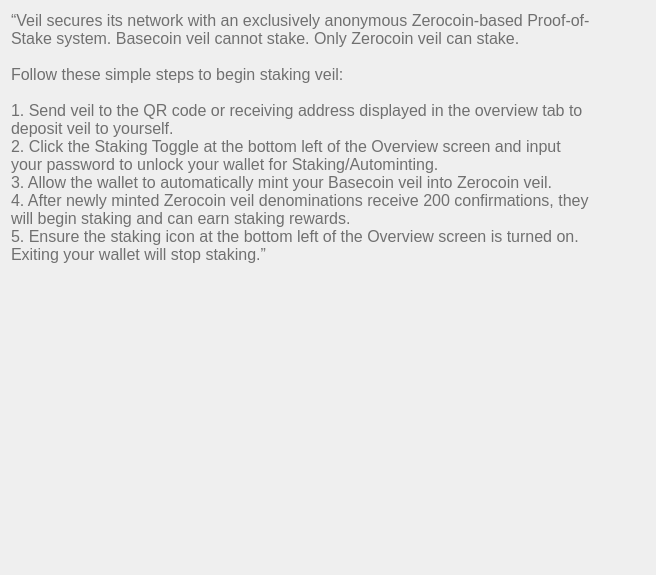
The window that src/qt/veil/forms/settingsfaq09.ui (Veil-Project/veil) describes before a commit, drawn with Qt 5.
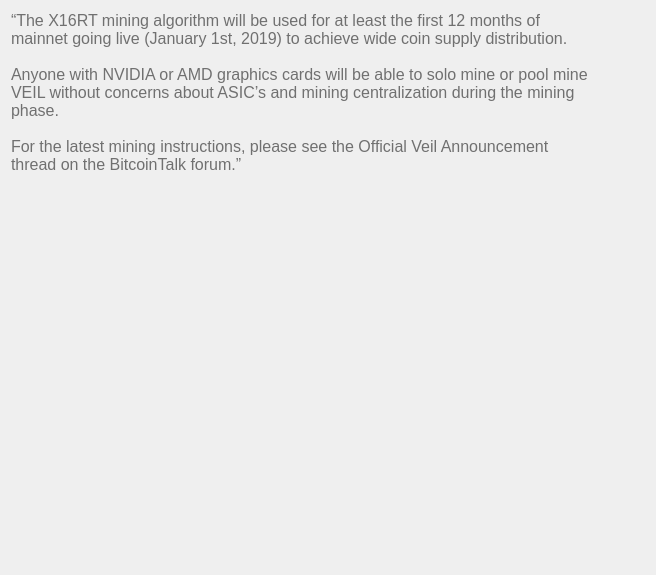
The same window after the commit.

The edit to the form file:
```diff
--- a/src/qt/veil/forms/settingsfaq09.ui
+++ b/src/qt/veil/forms/settingsfaq09.ui
@@ -33,15 +33,11 @@
       <string notr="true">font-weight:200;</string>
      </property>
      <property name="text">
-      <string>“Veil secures its network with an exclusively anonymous Zerocoin-based Proof-of-Stake system. Basecoin veil cannot stake. Only Zerocoin veil can stake.
+      <string>“The X16RT mining algorithm will be used for at least the first 12 months of mainnet going live (January 1st, 2019) to achieve wide coin supply distribution.
 
-Follow these simple steps to begin staking veil:
+Anyone with NVIDIA or AMD graphics cards will be able to solo mine or pool mine VEIL without concerns about ASIC’s and mining centralization during the mining phase.
 
-1. Send veil to the QR code or receiving address displayed in the overview tab to deposit veil to yourself.
-2. Click the Staking Toggle at the bottom left of the Overview screen and input your password to unlock your wallet for Staking/Autominting.
-3. Allow the wallet to automatically mint your Basecoin veil into Zerocoin veil.
-4. After newly minted Zerocoin veil denominations receive 200 confirmations, they will begin staking and can earn staking rewards.
-5. Ensure the staking icon at the bottom left of the Overview screen is turned on. Exiting your wallet will stop staking.”					</string>
+For the latest mining instructions, please see the Official Veil Announcement thread on the BitcoinTalk forum.”					</string>
      </property>
      <property name="alignment">
       <set>Qt::AlignLeading|Qt::AlignLeft|Qt::AlignTop</set>
@@ -51,19 +47,6 @@
      </property>
     </widget>
    </item>
-   <item>
-    <spacer name="verticalSpacer">
-     <property name="orientation">
-      <enum>Qt::Vertical</enum>
-     </property>
-     <property name="sizeHint" stdset="0">
-      <size>
-       <width>20</width>
-       <height>40</height>
-      </size>
-     </property>
-    </spacer>
-   </item>
   </layout>
  </widget>
  <resources/>
```
Left out of the diff: 2 changed lines with no effect on the pictures.
